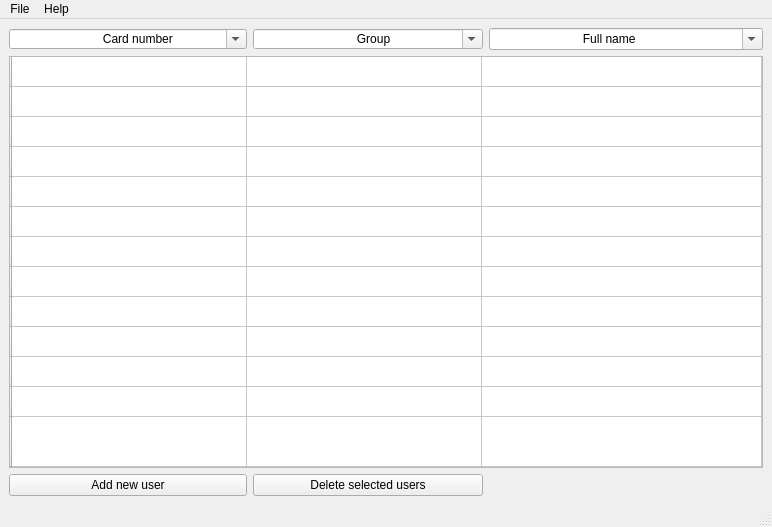
Above: ui/admin2.ui from TarasRudnyk/Students_health_records before the change. Below: the same form after it.
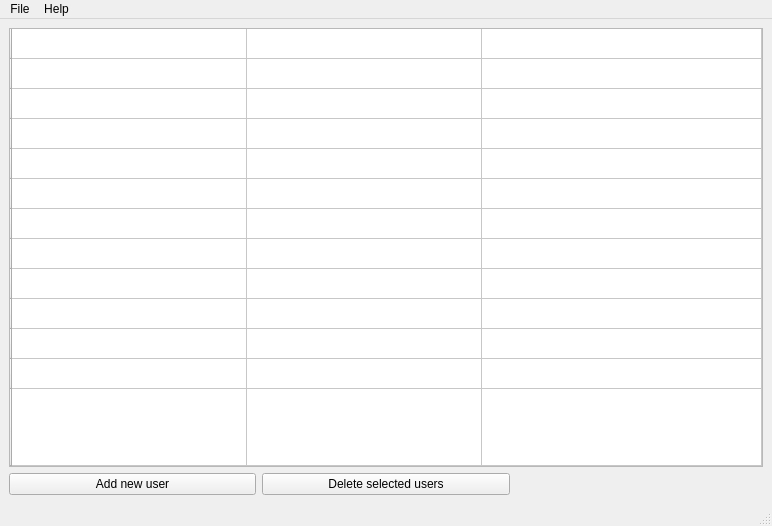
That is the form after the change. Icons and pictures are not drawn.

Commit message: fixed deleting user

```diff
--- a/ui/admin2.ui
+++ b/ui/admin2.ui
@@ -22,64 +22,7 @@
   </property>
   <widget class="QWidget" name="centralwidget">
    <layout class="QGridLayout" name="gridLayout_3">
-    <item row="0" column="0">
-     <widget class="QComboBox" name="Card_number_comboBox">
-      <property name="maximumSize">
-       <size>
-        <width>238</width>
-        <height>20</height>
-       </size>
-      </property>
-      <property name="font">
-       <font>
-        <strikeout>false</strikeout>
-       </font>
-      </property>
-      <property name="editable">
-       <bool>true</bool>
-      </property>
-      <property name="currentText">
-       <string>                           Card number</string>
-      </property>
-      <property name="minimumContentsLength">
-       <number>0</number>
-      </property>
-      <item>
-       <property name="text">
-        <string notr="true">                           Card number</string>
-       </property>
-      </item>
-     </widget>
-    </item>
-    <item row="0" column="1">
-     <widget class="QComboBox" name="Group_ComboBox">
-      <property name="maximumSize">
-       <size>
-        <width>230</width>
-        <height>20</height>
-       </size>
-      </property>
-      <property name="editable">
-       <bool>true</bool>
-      </property>
-      <property name="currentText">
-       <string>                              Group</string>
-      </property>
-      <item>
-       <property name="text">
-        <string>                              Group</string>
-       </property>
-      </item>
-     </widget>
-    </item>
-    <item row="3" column="0">
-     <widget class="QPushButton" name="add_user_pushButton">
-      <property name="text">
-       <string>Add new user</string>
-      </property>
-     </widget>
-    </item>
-    <item row="3" column="1">
+    <item row="2" column="1">
      <widget class="QPushButton" name="delete_selected_pushButton">
       <property name="enabled">
        <bool>true</bool>
@@ -89,25 +32,14 @@
       </property>
      </widget>
     </item>
-    <item row="0" column="2">
-     <widget class="QComboBox" name="Full_name_comboBox">
-      <property name="enabled">
-       <bool>true</bool>
+    <item row="2" column="0">
+     <widget class="QPushButton" name="add_user_pushButton">
+      <property name="text">
+       <string>Add new user</string>
       </property>
-      <property name="editable">
-       <bool>true</bool>
-      </property>
-      <property name="currentText">
-       <string>                           Full name</string>
-      </property>
-      <item>
-       <property name="text">
-        <string>                           Full name</string>
-       </property>
-      </item>
      </widget>
     </item>
-    <item row="2" column="0" colspan="3">
+    <item row="1" column="0" colspan="3">
      <widget class="QTableWidget" name="user_info_tableWidget">
       <property name="minimumSize">
        <size>
```
The commit also changes 2 other files.
